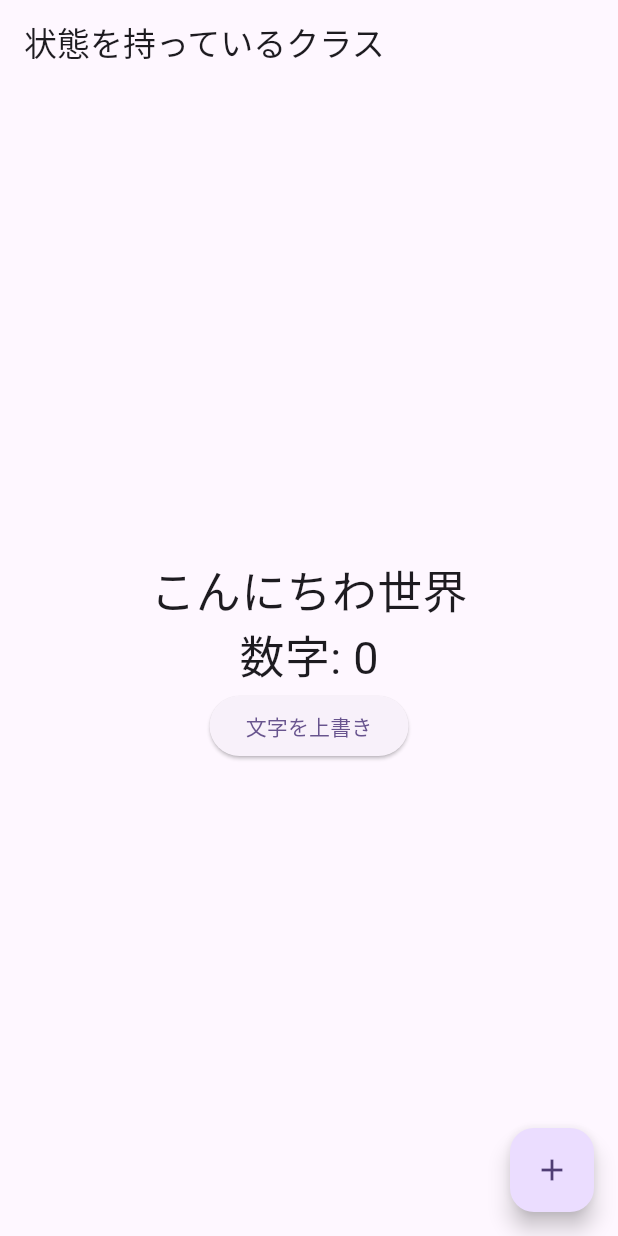
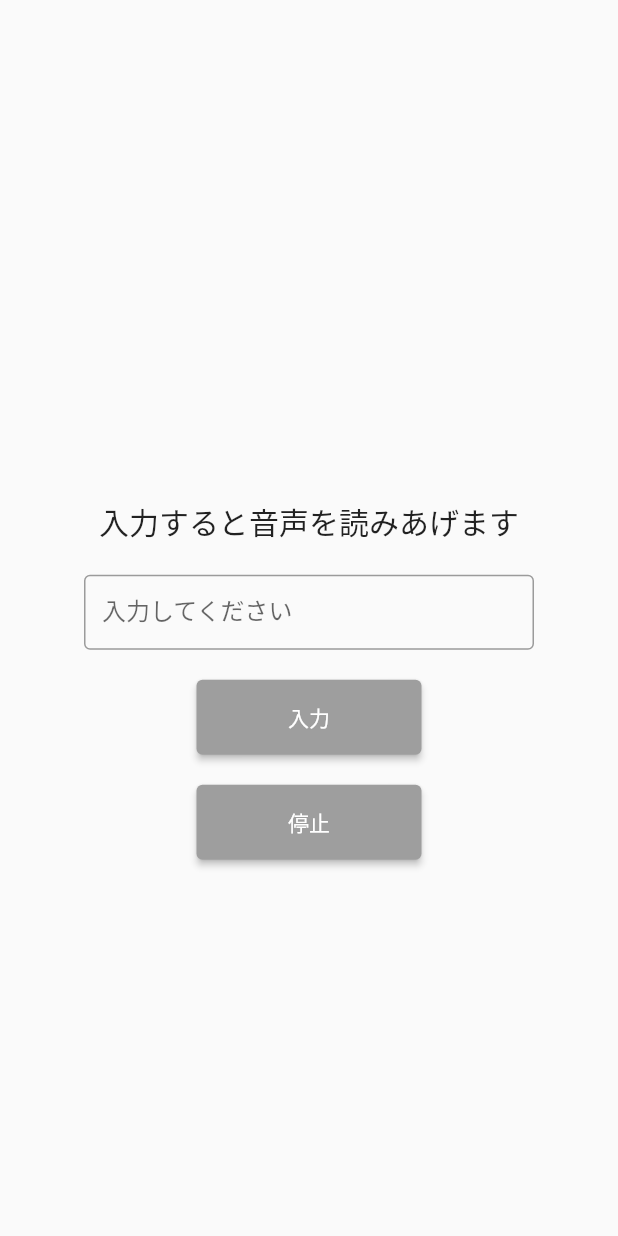
Before and after one commit to sakurakotubaki/HomeWork, a Flutter app: the screen it shows after launch, on a phone screen of 412 x 824 dp. Run offline on Flutter 3.47's test engine with Material 2 defaults, Android fonts, the phone set to English and light mode, and no system bars; our stand-ins replace flutter_tts.

```diff
--- a/lib/main.dart
+++ b/lib/main.dart
@@ -1,23 +1,93 @@
-import 'package:example_app/screen/state_page.dart';
 import 'package:flutter/material.dart';
+import 'package:flutter_tts/flutter_tts.dart';
 
 void main() {
-  runApp(const MyApp());
+  runApp(MyApp());
 }
 
 class MyApp extends StatelessWidget {
-  const MyApp({super.key});
+  @override
+  Widget build(BuildContext context) {
+    return MaterialApp(
+      title: 'Flutter Demo',
+      theme: ThemeData(
+        primarySwatch: Colors.blue,
+      ),
+      debugShowCheckedModeBanner: false,
+      home: Home(),
+    );
+  }
+}
+
+class Home extends StatelessWidget {
+  // コンストラクターにFlutterTtsの設定を記述
+  Home({super.key}) {
+    tts.setLanguage('ja-JP'); // 読み上げる言語を日本語に設定
+    tts.setSpeechRate(0.2); // 読み上げる速度を設定
+  }
+
+  // FlutterTtsのインスタンスを作成
+  final FlutterTts tts = FlutterTts();
 
   @override
   Widget build(BuildContext context) {
-    return MaterialApp(
-      debugShowCheckedModeBanner: false, // 画面右上のデバッグバナーを非表示にする
-      title: 'Flutter Demo',
-      theme: ThemeData(
-        colorScheme: ColorScheme.fromSeed(seedColor: Colors.deepPurple),
-        useMaterial3: true,
+    // 入力したテキストを取得するためのコントローラー
+    final TextEditingController controller = TextEditingController();
+
+    return Scaffold(
+      body: Container(
+        width: MediaQuery.of(context).size.width,
+        child: Center(
+          child: SingleChildScrollView(
+            child: Column(
+              children: [
+                SizedBox(height: MediaQuery.of(context).size.height * 0.1),
+                const Text('入力すると音声を読みあげます', style: TextStyle(fontSize: 20)),
+                const SizedBox(height: 20),
+                SizedBox(
+                  width: 300,
+                  height: 50,
+                  child: TextFormField(
+                    controller: controller,
+                    decoration: const InputDecoration(
+                      border: OutlineInputBorder(),
+                      labelText: '入力してください',
+                    ),
+                  ),
+                ),
+                const SizedBox(height: 20),
+                SizedBox(
+                  width: 150,
+                  height: 50,
+                  child: ElevatedButton(
+                      style: ElevatedButton.styleFrom(
+                        backgroundColor: Colors.grey,
+                      ),
+                      onPressed: () {
+                        // ボタンを押したときに入力したテキストを読み上げる
+                        tts.speak(controller.text);
+                      },
+                      child: const Text('入力')),
+                ),
+                const SizedBox(height: 20),
+                SizedBox(
+                  width: 150,
+                  height: 50,
+                  child: ElevatedButton(
+                      style: ElevatedButton.styleFrom(
+                        backgroundColor: Colors.grey,
+                      ),
+                      onPressed: () {
+                        // 音声の呼び上げを停止する
+                        tts.stop();
+                      },
+                      child: const Text('停止')),
+                ),
+              ],
+            ),
+          ),
+        ),
       ),
-      home: const StatePage(),
     );
   }
 }
--- a/pubspec.yaml
+++ b/pubspec.yaml
@@ -35,6 +35,7 @@ dependencies:
   # The following adds the Cupertino Icons font to your application.
   # Use with the CupertinoIcons class for iOS style icons.
   cupertino_icons: ^1.0.2
+  flutter_tts: ^3.7.0
 
 dev_dependencies:
   flutter_test:
```
Also changed, not shown: pubspec.lock, 14 other files.
